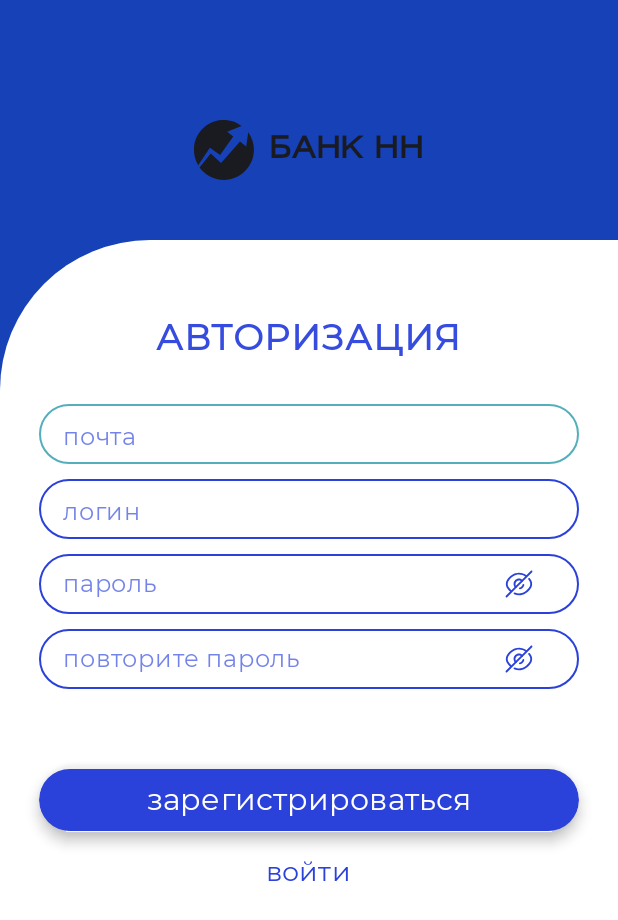
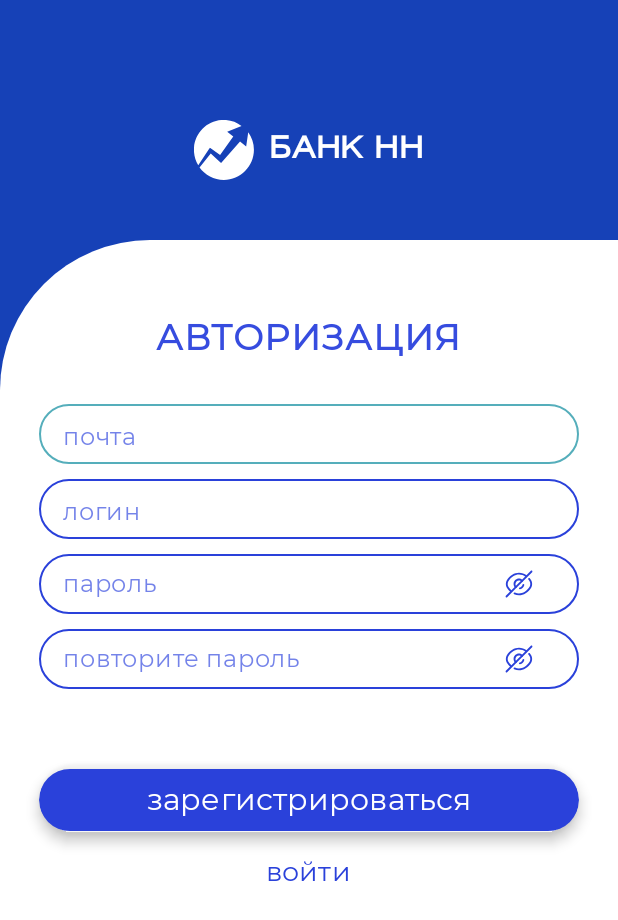
Before and after one commit to NoOl01/trade_game_mobile, an Android app built with Jetpack Compose: the screen it shows after launch (MainActivity), after a tap on "зарегистрироваться", on a phone screen of 412 x 824 dp. Shown: the top 920 px of the screen. Run offline under Robolectric (Android 15) with nearby library versions, the phone set to English and light mode, and no system bars; 2 other taps on this screen came first.

Commit message:
padding fixes

```diff
--- a/app/src/main/java/com/example/trade_game/MainActivity.kt
+++ b/app/src/main/java/com/example/trade_game/MainActivity.kt
@@ -1,11 +1,18 @@
 package com.example.trade_game
 
+import android.annotation.SuppressLint
 import android.os.Bundle
 import androidx.activity.ComponentActivity
 import androidx.activity.compose.setContent
 import androidx.activity.enableEdgeToEdge
 import androidx.compose.foundation.layout.Box
+import androidx.compose.foundation.layout.WindowInsets
+import androidx.compose.foundation.layout.asPaddingValues
 import androidx.compose.foundation.layout.fillMaxSize
+import androidx.compose.foundation.layout.fillMaxWidth
+import androidx.compose.foundation.layout.height
+import androidx.compose.foundation.layout.navigationBars
+import androidx.compose.foundation.layout.padding
 import androidx.compose.material3.CircularProgressIndicator
 import androidx.compose.material3.Scaffold
 import androidx.compose.runtime.Composable
@@ -16,6 +23,7 @@ import androidx.compose.runtime.rememberCoroutineScope
 import androidx.compose.ui.Alignment
 import androidx.compose.ui.Modifier
 import androidx.compose.ui.platform.LocalContext
+import androidx.compose.ui.unit.dp
 import androidx.lifecycle.viewmodel.compose.viewModel
 import androidx.navigation.NavBackStackEntry
 import androidx.navigation.compose.currentBackStackEntryAsState
@@ -37,6 +45,7 @@ class MainActivity : ComponentActivity() {
     }
 }
 
+@SuppressLint("UnusedMaterial3ScaffoldPaddingParameter")
 @Composable
 fun Main(viewModel: AuthViewModel = viewModel()) {
     val navController = rememberNavController()
@@ -50,6 +59,8 @@ fun Main(viewModel: AuthViewModel = viewModel()) {
     val isDataLoaded = !accessTokenState.value.contentEquals(arrayOf("", "", "", ""))
     val navBackStackEntry: NavBackStackEntry? = navController.currentBackStackEntryAsState().value
     val currentRoute = navBackStackEntry?.destination?.route
+
+    val isGestureNavigation = isGestureNavigation()
 
     LaunchedEffect(Unit) {
         scope.launch {
@@ -69,13 +80,23 @@ fun Main(viewModel: AuthViewModel = viewModel()) {
             Scaffold(
                 modifier = Modifier.fillMaxSize(),
                 bottomBar = {
-                    if (currentRoute == "MainScreen" || currentRoute == "EventsScreen" || currentRoute == "MarketScreen" || currentRoute == "ChatsScreen") {
-                        BottomBar(navController = navController)
+                    if (currentRoute in listOf("MainScreen", "EventsScreen", "MarketScreen", "ChatsScreen")) {
+                        Box(
+                            modifier = Modifier.padding(bottom = if (isGestureNavigation) 0.dp else 28.dp) // Поднимаем BottomBar
+                        ) {
+                            BottomBar(navController = navController)
+                        }
                     }
-                }) { innerPadding ->
-                AppNavigation(navController, startDestination, innerPadding)
+                }
+            ) {
+                AppNavigation(navController, startDestination, isGestureNavigation)
             }
-
         }
     }
 }
+
+@Composable
+fun isGestureNavigation(): Boolean {
+    val navigationBarsHeight = WindowInsets.navigationBars.asPaddingValues().calculateBottomPadding()
+    return navigationBarsHeight == 0.dp
+}
--- a/app/src/main/java/com/example/trade_game/data/web_sockets/WebSocketManager.kt
+++ b/app/src/main/java/com/example/trade_game/data/web_sockets/WebSocketManager.kt
@@ -37,6 +37,11 @@ class WebSocketManager(private val url: String) {
         })
     }
 
+    fun sendMessage(recipientId: Long, message: String): Boolean{
+        val json = """{"recipient_id":$recipientId,"text":"$message"}"""
+        return webSocket?.send(json) ?: false
+    }
+
     fun disconnect(){
         webSocket?.close(1000, "Отключение")
         client.dispatcher.executorService.shutdown()
--- a/app/src/main/java/com/example/trade_game/domain/RetrofitInstance.kt
+++ b/app/src/main/java/com/example/trade_game/domain/RetrofitInstance.kt
@@ -3,7 +3,7 @@ package com.example.trade_game.domain
 import retrofit2.Retrofit
 import retrofit2.converter.gson.GsonConverterFactory
 
-const val BASE_URL = "d5zqbxtmxavu.share.zrok.io"
+const val BASE_URL = "o621kxzekk7d.share.zrok.io"
 
 object RetrofitInstance {
 
--- a/app/src/main/java/com/example/trade_game/navigation/AppNavigation.kt
+++ b/app/src/main/java/com/example/trade_game/navigation/AppNavigation.kt
@@ -3,7 +3,6 @@ package com.example.trade_game.navigation
 import androidx.compose.animation.core.tween
 import androidx.compose.animation.fadeIn
 import androidx.compose.animation.fadeOut
-import androidx.compose.foundation.layout.PaddingValues
 import androidx.compose.runtime.Composable
 import androidx.navigation.NavHostController
 import androidx.navigation.compose.NavHost
@@ -18,20 +17,20 @@ import com.example.trade_game.presenter.StockScreen
 import com.example.trade_game.presenter.TopUsersScreen
 
 @Composable
-fun AppNavigation(navController: NavHostController, startDestination: String, padding: PaddingValues) {
+fun AppNavigation(navController: NavHostController, startDestination: String, isGestureNavigation: Boolean) {
     NavHost(
         navController, startDestination = startDestination,
         enterTransition = { fadeIn(animationSpec = tween(0)) },
         exitTransition = { fadeOut(animationSpec = tween(0)) },
         popEnterTransition = { fadeIn(animationSpec = tween(0)) },
         popExitTransition = { fadeOut(animationSpec = tween(0)) }) {
-        composable("MainScreen") { MainView(navController, padding) }
-        composable("EventsScreen") { EventsScreen(navController, padding) }
-        composable("ChatsScreen") { ChatsScreen(navController) }
-        composable("MarketScreen") { MarketScreen(navController) }
-        composable("StockScreen") { StockScreen(navController) }
-        composable("TopUsersScreen") { TopUsersScreen(navController) }
-        composable("LoginScreen") { LoginView(navController, padding) }
-        composable("RegisterScreen") { RegisterScreen(navController, padding) }
+        composable("MainScreen") { MainView(navController, isGestureNavigation) }
+        composable("EventsScreen") { EventsScreen(navController, isGestureNavigation) }
+        composable("ChatsScreen") { ChatsScreen(navController, isGestureNavigation) }
+        composable("MarketScreen") { MarketScreen(navController, isGestureNavigation) }
+        composable("StockScreen") { StockScreen(navController, isGestureNavigation) }
+        composable("TopUsersScreen") { TopUsersScreen(navController, isGestureNavigation) }
+        composable("LoginScreen") { LoginView(navController) }
+        composable("RegisterScreen") { RegisterScreen(navController) }
     }
 }
--- a/app/src/main/java/com/example/trade_game/presenter/ChatsScreen.kt
+++ b/app/src/main/java/com/example/trade_game/presenter/ChatsScreen.kt
@@ -8,6 +8,7 @@ import com.example.trade_game.domain.view.UserViewModel
 @Composable
 fun ChatsScreen(
     navController: NavController,
+    isGestureNavigation: Boolean,
     viewModel: UserViewModel = viewModel()
 ) {
 
--- a/app/src/main/java/com/example/trade_game/presenter/EventsScreen.kt
+++ b/app/src/main/java/com/example/trade_game/presenter/EventsScreen.kt
@@ -3,7 +3,6 @@ package com.example.trade_game.presenter
 import androidx.compose.foundation.background
 import androidx.compose.foundation.layout.Box
 import androidx.compose.foundation.layout.Column
-import androidx.compose.foundation.layout.PaddingValues
 import androidx.compose.foundation.layout.Spacer
 import androidx.compose.foundation.layout.fillMaxSize
 import androidx.compose.foundation.layout.fillMaxWidth
@@ -38,11 +37,13 @@ import java.time.format.DateTimeFormatter
 @Composable
 fun EventsScreen(
     navController: NavController,
-    paddingValues: PaddingValues,
+    isGestureNavigation: Boolean,
     viewModel: EventsViewModel = viewModel()
 ) {
     val scope = rememberCoroutineScope()
     val events by viewModel.events.collectAsState()
+
+    val ratingPadding = if (isGestureNavigation) 60.dp else 90.dp
 
     LaunchedEffect(Unit) {
         scope.launch {
@@ -53,13 +54,15 @@ fun EventsScreen(
     Box(
         modifier = Modifier
             .fillMaxSize()
-            .padding(paddingValues)
             .background(Color.White),
         contentAlignment = Alignment.TopCenter
     ) {
         when {
             events != null -> {
-                LazyColumn {
+                LazyColumn (
+                    modifier = Modifier
+                        .padding(top = 30.dp, bottom = ratingPadding)
+                ) {
                     items(events!!.data) { event ->
                         EventCard(event)
                     }
@@ -69,7 +72,6 @@ fun EventsScreen(
 
     }
 }
-
 
 @Composable
 fun EventCard(event: Event) {
--- a/app/src/main/java/com/example/trade_game/presenter/LoginScreen.kt
+++ b/app/src/main/java/com/example/trade_game/presenter/LoginScreen.kt
@@ -5,7 +5,6 @@ import androidx.compose.foundation.border
 import androidx.compose.foundation.layout.Arrangement
 import androidx.compose.foundation.layout.Box
 import androidx.compose.foundation.layout.Column
-import androidx.compose.foundation.layout.PaddingValues
 import androidx.compose.foundation.layout.Row
 import androidx.compose.foundation.layout.Spacer
 import androidx.compose.foundation.layout.fillMaxSize
@@ -54,7 +53,7 @@ import kotlinx.coroutines.delay
 import kotlinx.coroutines.launch
 
 @Composable
-fun LoginView(navController: NavController, padding: PaddingValues, viewModel: AuthViewModel = viewModel()) {
+fun LoginView(navController: NavController, viewModel: AuthViewModel = viewModel()) {
     val limit = 30
     var name by remember { mutableStateOf("") }
     var password by remember { mutableStateOf("") }
@@ -70,7 +69,6 @@ fun LoginView(navController: NavController, padding: PaddingValues, viewModel: A
     Box(
         modifier = Modifier
             .fillMaxSize()
-            .padding(padding)
             .background(Color(0xFF1641B7)),
         contentAlignment = Alignment.Center
     ) {
@@ -91,14 +89,16 @@ fun LoginView(navController: NavController, padding: PaddingValues, viewModel: A
                     contentDescription = "Логотип",
                     modifier = Modifier
                         .height(40.dp)
-                        .width(40.dp)
+                        .width(40.dp),
+                    tint = Color.White
                 )
                 Spacer(Modifier.width(10.dp))
                 Text(
                     text = "БАНК НН",
                     fontSize = 20.sp,
                     fontFamily = HeliosExtC,
-                    fontWeight = FontWeight.Bold
+                    fontWeight = FontWeight.Bold,
+                    color = Color.White
                 )
             }
             Spacer(Modifier.height(40.dp))
@@ -138,9 +138,11 @@ fun LoginView(navController: NavController, padding: PaddingValues, viewModel: A
                         }
                         BasicTextField(
                             value = name,
-                            onValueChange = { name = it },
+                            onValueChange = { name = it.take(limit) },
                             textStyle = TextStyle(fontSize = 16.sp, color = Color(0xFF2A41DA)),
-                            modifier = Modifier.fillMaxWidth()
+                            modifier = Modifier.fillMaxWidth(),
+                            maxLines = 1,
+                            singleLine = true
                         )
                     }
                 }
@@ -168,10 +170,12 @@ fun LoginView(navController: NavController, padding: PaddingValues, viewModel: A
                             }
                             BasicTextField(
                                 value = password,
-                                onValueChange = { password = it },
+                                onValueChange = { password = it.take(limit) },
                                 textStyle = TextStyle(fontSize = 16.sp, color = Color(0xFF2A41DA)),
                                 visualTransformation = if (passwordVisible) VisualTransformation.None else PasswordVisualTransformation(),
-                                modifier = Modifier.fillMaxWidth()
+                                modifier = Modifier.fillMaxWidth(),
+                                maxLines = 1,
+                                singleLine = true
                             )
                         }
                         IconButton(onClick = { passwordVisible = !passwordVisible }) {
--- a/app/src/main/java/com/example/trade_game/presenter/MainScreen.kt
+++ b/app/src/main/java/com/example/trade_game/presenter/MainScreen.kt
@@ -7,7 +7,6 @@ import androidx.compose.foundation.border
 import androidx.compose.foundation.layout.Arrangement
 import androidx.compose.foundation.layout.Box
 import androidx.compose.foundation.layout.Column
-import androidx.compose.foundation.layout.PaddingValues
 import androidx.compose.foundation.layout.Row
 import androidx.compose.foundation.layout.Spacer
 import androidx.compose.foundation.layout.fillMaxHeight
@@ -61,7 +60,7 @@ import kotlinx.coroutines.launch
 import org.json.JSONObject
 
 @Composable
-fun MainView(navController: NavController, padding: PaddingValues, viewModel: UserViewModel = viewModel()) {
+fun MainView(navController: NavController, isGestureNavigation: Boolean, viewModel: UserViewModel = viewModel()) {
     var stocks by remember { mutableStateOf<List<WebSocketMarketResponse>>(emptyList()) }
     var search by remember { mutableStateOf("") }
 
@@ -73,6 +72,8 @@ fun MainView(navController: NavController, padding: PaddingValues, viewModel: Us
     val scope = rememberCoroutineScope()
     val userInfo by viewModel.userInfo.collectAsState()
     val userPlace by viewModel.userPlace.collectAsState()
+
+    val ratingPadding = if (isGestureNavigation) 0.dp else 30.dp
 
     val webSocketManager = remember { WebSocketManager("wss://${BASE_URL}/api/v1/market/data") }
 
@@ -117,7 +118,6 @@ fun MainView(navController: NavController, padding: PaddingValues, viewModel: Us
     Box(
         modifier = Modifier
             .fillMaxSize()
-            .padding(padding)
             .background(Color.White),
         contentAlignment = Alignment.Center
     ) {
@@ -161,7 +161,9 @@ fun MainView(navController: NavController, padding: PaddingValues, viewModel: Us
                             value = search,
                             onValueChange = { search = it },
                             textStyle = TextStyle(fontSize = 16.sp, color = Color(0xFF2A41DA)),
-                            modifier = Modifier.fillMaxWidth()
+                            modifier = Modifier.fillMaxWidth(),
+                            maxLines = 1,
+                            singleLine = true
                         )
                     }
                 }
@@ -291,7 +293,7 @@ fun MainView(navController: NavController, padding: PaddingValues, viewModel: Us
                             }
                         }
                         // А спейсер не трогать (меню снизу будет закрывать последний элемент)
-                        Spacer(Modifier.height(60.dp))
+                        Spacer(Modifier.height(60.dp + ratingPadding))
                     }
                 }
             }
--- a/app/src/main/java/com/example/trade_game/presenter/MarketScreen.kt
+++ b/app/src/main/java/com/example/trade_game/presenter/MarketScreen.kt
@@ -4,6 +4,6 @@ import androidx.compose.runtime.Composable
 import androidx.navigation.NavController
 
 @Composable
-fun MarketScreen(navController: NavController){
+fun MarketScreen(navController: NavController, isGestureNavigation: Boolean){
 
 }
--- a/app/src/main/java/com/example/trade_game/presenter/RegisterScreen.kt
+++ b/app/src/main/java/com/example/trade_game/presenter/RegisterScreen.kt
@@ -6,7 +6,6 @@ import androidx.compose.foundation.border
 import androidx.compose.foundation.layout.Arrangement
 import androidx.compose.foundation.layout.Box
 import androidx.compose.foundation.layout.Column
-import androidx.compose.foundation.layout.PaddingValues
 import androidx.compose.foundation.layout.Row
 import androidx.compose.foundation.layout.Spacer
 import androidx.compose.foundation.layout.fillMaxSize
@@ -56,7 +55,7 @@ import kotlinx.coroutines.delay
 import kotlinx.coroutines.launch
 
 @Composable
-fun RegisterScreen(navController: NavController, padding: PaddingValues, viewModel: AuthViewModel = viewModel()) {
+fun RegisterScreen(navController: NavController, viewModel: AuthViewModel = viewModel()) {
     val limit = 30
 
     var email by remember { mutableStateOf("") }
@@ -81,7 +80,6 @@ fun RegisterScreen(navController: NavController, padding: PaddingValues, viewMod
     Box(
         modifier = Modifier
             .fillMaxSize()
-            .padding(padding)
             .background(Color(0xFF1641B7)),
         contentAlignment = Alignment.Center
     ) {
@@ -102,14 +100,16 @@ fun RegisterScreen(navController: NavController, padding: PaddingValues, viewMod
                     contentDescription = "Логотип",
                     modifier = Modifier
                         .height(40.dp)
-                        .width(40.dp)
+                        .width(40.dp),
+                    tint = Color.White
                 )
                 Spacer(Modifier.width(10.dp))
                 Text(
                     text = "БАНК НН",
                     fontSize = 20.sp,
                     fontFamily = HeliosExtC,
-                    fontWeight = FontWeight.Bold
+                    fontWeight = FontWeight.Bold,
+                    color = Color.White
                 )
             }
             Spacer(Modifier.height(40.dp))
@@ -150,11 +150,13 @@ fun RegisterScreen(navController: NavController, padding: PaddingValues, viewMod
                         BasicTextField(
                             value = email,
                             onValueChange = {
-                                email = it
+                                email = it.take(limit)
                                 isValid = isValidEmail(it)
                             },
                             textStyle = TextStyle(fontSize = 16.sp, color = Color(0xFF2A41DA)),
-                            modifier = Modifier.fillMaxWidth()
+                            modifier = Modifier.fillMaxWidth(),
+                            maxLines = 1,
+                            singleLine = true
                         )
                     }
                 }
@@ -180,9 +182,11 @@ fun RegisterScreen(navController: NavController, padding: PaddingValues, viewMod
                         }
                         BasicTextField(
                             value = name,
-                            onValueChange = { name = it },
+                            onValueChange = { name = it.take(limit) },
                             textStyle = TextStyle(fontSize = 16.sp, color = Color(0xFF2A41DA)),
-                            modifier = Modifier.fillMaxWidth()
+                            modifier = Modifier.fillMaxWidth(),
+                            maxLines = 1,
+                            singleLine = true
                         )
                     }
                 }
@@ -210,10 +214,12 @@ fun RegisterScreen(navController: NavController, padding: PaddingValues, viewMod
                             }
                             BasicTextField(
                                 value = password,
-                                onValueChange = { password = it },
+                                onValueChange = { password = it.take(limit) },
                                 textStyle = TextStyle(fontSize = 16.sp, color = Color(0xFF2A41DA)),
                                 visualTransformation = if (passwordVisible) VisualTransformation.None else PasswordVisualTransformation(),
-                                modifier = Modifier.fillMaxWidth()
+                                modifier = Modifier.fillMaxWidth(),
+                                maxLines = 1,
+                                singleLine = true
                             )
                         }
                         IconButton(onClick = { passwordVisible = !passwordVisible }) {
@@ -249,10 +255,12 @@ fun RegisterScreen(navController: NavController, padding: PaddingValues, viewMod
                             }
                             BasicTextField(
                                 value = passwordRepeat,
-                                onValueChange = { passwordRepeat = it },
+                                onValueChange = { passwordRepeat = it.take(limit) },
                                 textStyle = TextStyle(fontSize = 16.sp, color = Color(0xFF2A41DA)),
                                 visualTransformation = if (passwordRepeatVisible) VisualTransformation.None else PasswordVisualTransformation(),
-                                modifier = Modifier.fillMaxWidth()
+                                modifier = Modifier.fillMaxWidth(),
+                                maxLines = 1,
+                                singleLine = true
                             )
                         }
                         IconButton(onClick = { passwordRepeatVisible = !passwordRepeatVisible }) {
--- a/app/src/main/java/com/example/trade_game/presenter/StockScreen.kt
+++ b/app/src/main/java/com/example/trade_game/presenter/StockScreen.kt
@@ -4,6 +4,6 @@ import androidx.compose.runtime.Composable
 import androidx.navigation.NavController
 
 @Composable
-fun StockScreen(navController: NavController){
+fun StockScreen(navController: NavController, isGestureNavigation: Boolean){
 
 }
--- a/app/src/main/java/com/example/trade_game/presenter/TopUsersScreen.kt
+++ b/app/src/main/java/com/example/trade_game/presenter/TopUsersScreen.kt
@@ -40,10 +40,12 @@ import com.example.trade_game.presenter.components.RatingUserCard
 import kotlinx.coroutines.flow.collectLatest
 
 @Composable
-fun TopUsersScreen(navController: NavController, viewModel: UserViewModel = viewModel()) {
+fun TopUsersScreen(navController: NavController, isGestureNavigation: Boolean, viewModel: UserViewModel = viewModel()) {
     val usersTop by viewModel.usersTop.collectAsState()
     val userPlace by viewModel.userPlace.collectAsState()
     val userInfo by viewModel.userInfo.collectAsState()
+
+    val ratingPadding = if (isGestureNavigation) 0.dp else 20.dp
 
     val context = LocalContext.current
     val preferencesManager = remember { PreferencesManager(context) }
@@ -66,7 +68,8 @@ fun TopUsersScreen(navController: NavController, viewModel: UserViewModel = view
         Column(
             modifier = Modifier
                 .fillMaxSize()
-                .padding(horizontal = 14.dp, vertical = 30.dp),
+                .padding(horizontal = 14.dp, vertical = 30.dp)
+                .padding(bottom = ratingPadding),
             verticalArrangement = Arrangement.SpaceBetween
         ) {
             Column {
--- a/app/src/main/java/com/example/trade_game/presenter/components/StockCard.kt
+++ b/app/src/main/java/com/example/trade_game/presenter/components/StockCard.kt
@@ -68,7 +68,7 @@ fun StockCard(stock: WebSocketMarketResponse, navController: NavController) {
             ) {
                 Row(
                     modifier = Modifier
-                        .fillMaxWidth(0.75f)
+                        .fillMaxWidth(0.65f)
                         .fillMaxHeight()
                         .clip(RoundedCornerShape(topEnd = 10.dp, bottomEnd = 10.dp))
                         .background(Color.White),
--- a/app/src/main/java/com/example/trade_game/ui/theme/Color.kt
+++ /dev/null
@@ -1,11 +0,0 @@
-package com.example.trade_game.ui.theme
-
-import androidx.compose.ui.graphics.Color
-
-val Purple80 = Color(0xFFD0BCFF)
-val PurpleGrey80 = Color(0xFFCCC2DC)
-val Pink80 = Color(0xFFEFB8C8)
-
-val Purple40 = Color(0xFF6650a4)
-val PurpleGrey40 = Color(0xFF625b71)
-val Pink40 = Color(0xFF7D5260)
--- a/app/src/main/java/com/example/trade_game/ui/theme/Theme.kt
+++ b/app/src/main/java/com/example/trade_game/ui/theme/Theme.kt
@@ -1,57 +1,15 @@
 package com.example.trade_game.ui.theme
 
-import android.app.Activity
-import android.os.Build
-import androidx.compose.foundation.isSystemInDarkTheme
 import androidx.compose.material3.MaterialTheme
-import androidx.compose.material3.darkColorScheme
-import androidx.compose.material3.dynamicDarkColorScheme
-import androidx.compose.material3.dynamicLightColorScheme
 import androidx.compose.material3.lightColorScheme
 import androidx.compose.runtime.Composable
-import androidx.compose.ui.platform.LocalContext
-
-private val DarkColorScheme = darkColorScheme(
-    primary = Purple80,
-    secondary = PurpleGrey80,
-    tertiary = Pink80
-)
-
-private val LightColorScheme = lightColorScheme(
-    primary = Purple40,
-    secondary = PurpleGrey40,
-    tertiary = Pink40
-
-    /* Other default colors to override
-    background = Color(0xFFFFFBFE),
-    surface = Color(0xFFFFFBFE),
-    onPrimary = Color.White,
-    onSecondary = Color.White,
-    onTertiary = Color.White,
-    onBackground = Color(0xFF1C1B1F),
-    onSurface = Color(0xFF1C1B1F),
-    */
-)
 
 @Composable
 fun Trade_gameTheme(
-    darkTheme: Boolean = isSystemInDarkTheme(),
-    // Dynamic color is available on Android 12+
-    dynamicColor: Boolean = true,
     content: @Composable () -> Unit
 ) {
-    val colorScheme = when {
-        dynamicColor && Build.VERSION.SDK_INT >= Build.VERSION_CODES.S -> {
-            val context = LocalContext.current
-            if (darkTheme) dynamicDarkColorScheme(context) else dynamicLightColorScheme(context)
-        }
-
-        darkTheme -> DarkColorScheme
-        else -> LightColorScheme
-    }
-
     MaterialTheme(
-        colorScheme = colorScheme,
+        colorScheme = lightColorScheme(),
         typography = Typography,
         content = content
     )
```
